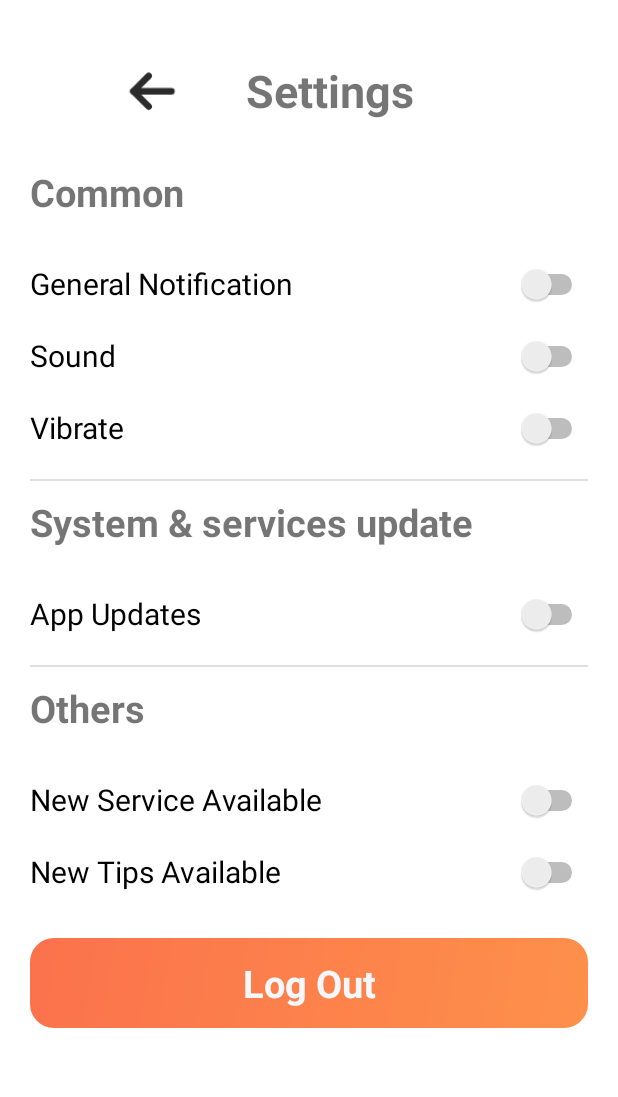
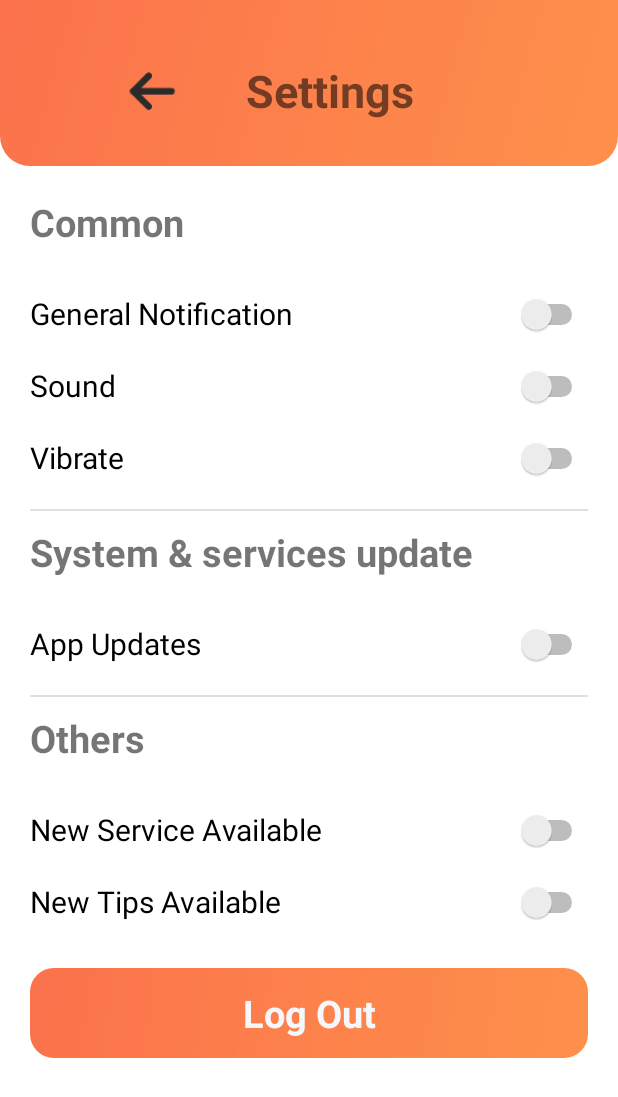
Before and after one commit to PhucChuHoang/Project_CS426_RunningApp, an Android app: the SettingFragment screen opened through its navigation route, on a phone screen of 412 x 824 dp. Shown: the top 1097 px of the screen. Run offline under Robolectric (Android 15) with nearby library versions, the phone set to English and light mode, and no system bars; our stand-ins replace Dagger/Hilt's generated code, Firebase (no records; nobody signed in at launch, a user with empty details on screens opened directly), navigation-ui; libraries missing offline, so code that uses them is left out: org.checkerframework.checker.

Commit message:
Update UI

```diff
--- /dev/null
+++ b/app/src/main/res/drawable/orange_gradient_topbar.xml
@@ -0,0 +1,10 @@
+<?xml version="1.0" encoding="utf-8"?>
+<shape xmlns:android="http://schemas.android.com/apk/res/android"
+    android:shape="rectangle">
+    <gradient
+        android:startColor="#FE904B"
+        android:endColor="#FB724C"
+        android:angle="135" />
+    <corners android:bottomLeftRadius="20dp"
+        android:bottomRightRadius="20dp" />
+</shape>
--- a/app/src/main/res/layout/fragment_edit_profile.xml
+++ b/app/src/main/res/layout/fragment_edit_profile.xml
@@ -8,6 +8,12 @@
     android:focusableInTouchMode="true"
     tools:context=".fragments.EditProfileFragment">
 
+
+    <LinearLayout
+        android:layout_width="match_parent"
+        android:layout_height="wrap_content"
+        android:background="@drawable/orange_gradient_topbar"
+        android:orientation="horizontal">
 
         <LinearLayout
             android:layout_width="match_parent"
@@ -34,6 +40,7 @@
                 android:textSize="25sp"
                 android:textStyle="bold" />
         </LinearLayout>
+    </LinearLayout>
 
     <com.google.android.material.textfield.TextInputLayout
         android:layout_width="match_parent"
@@ -47,6 +54,7 @@
             android:id="@+id/FullNameInput"
             android:layout_width="match_parent"
             android:layout_height="wrap_content"
+            android:layout_marginTop="20dp"
             android:layout_marginStart="20dp"
             android:layout_marginEnd="20dp"
             android:inputType="textPersonName"/>
--- a/app/src/main/res/layout/fragment_setting.xml
+++ b/app/src/main/res/layout/fragment_setting.xml
@@ -4,10 +4,18 @@
     xmlns:tools="http://schemas.android.com/tools"
     android:layout_width="match_parent"
     android:layout_height="match_parent"
+    android:backgroundTint="#FF9800"
+    android:backgroundTintMode="add"
+    android:focusableInTouchMode="true"
     android:orientation="vertical"
-    android:focusableInTouchMode="true"
     tools:context=".fragments.SettingFragment">
 
+
+    <LinearLayout
+        android:layout_width="match_parent"
+        android:layout_height="wrap_content"
+        android:background="@drawable/orange_gradient_topbar"
+        android:orientation="horizontal">
 
         <LinearLayout
             android:layout_width="match_parent"
@@ -34,6 +42,7 @@
                 android:textSize="30sp"
                 android:textStyle="bold" />
         </LinearLayout>
+    </LinearLayout>
 
     <LinearLayout
         android:layout_width="match_parent"
@@ -43,6 +52,7 @@
         <TextView
             android:layout_width="match_parent"
             android:layout_height="wrap_content"
+            android:layout_marginTop="20sp"
             android:layout_marginLeft="20sp"
             android:text="Common"
             android:textSize="25sp"
@@ -140,8 +150,8 @@
             android:id="@+id/switchService"
             android:layout_width="match_parent"
             android:layout_height="wrap_content"
+            android:layout_marginStart="20dp"
             android:layout_marginTop="20dp"
-            android:layout_marginStart="20dp"
             android:layout_marginEnd="20dp"
             android:height="48dp"
             android:text="New Service Available"
@@ -152,8 +162,8 @@
             android:layout_width="match_parent"
             android:layout_height="wrap_content"
             android:layout_marginStart="20dp"
+            android:layout_marginEnd="20dp"
             android:layout_marginBottom="20dp"
-            android:layout_marginEnd="20dp"
             android:height="48dp"
             android:text="New Tips Available"
             android:textSize="20sp" />
```
Lines whose indentation alone changed are shown as unchanged.
